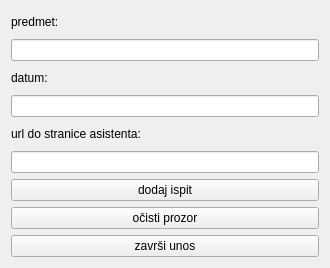
The window that Planer/MatfPlaner/forms/InsertExams.ui (stenjo1/MATF_Planner) describes before a commit, drawn with Qt 5.
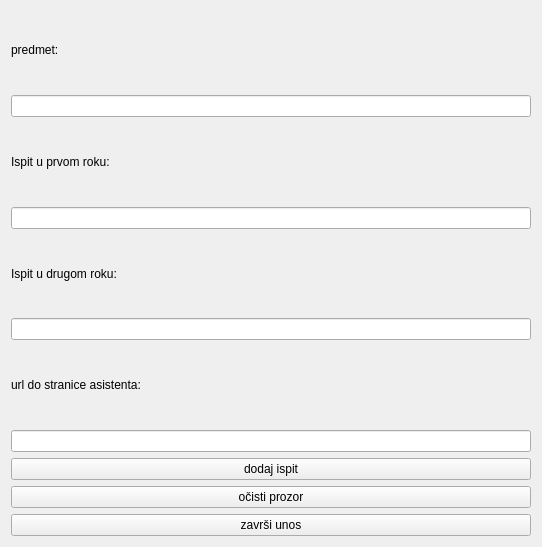
The same window after the commit.

The edit to the form file:
```diff
--- a/Planer/MatfPlaner/forms/InsertExams.ui
+++ b/Planer/MatfPlaner/forms/InsertExams.ui
@@ -6,8 +6,8 @@
    <rect>
     <x>0</x>
     <y>0</y>
-    <width>330</width>
-    <height>268</height>
+    <width>542</width>
+    <height>547</height>
    </rect>
   </property>
   <property name="windowTitle">
@@ -27,12 +27,22 @@
    <item>
     <widget class="QLabel" name="dateLabel">
      <property name="text">
-      <string>datum:</string>
+      <string>Ispit u prvom roku:</string>
      </property>
     </widget>
    </item>
    <item>
-    <widget class="QLineEdit" name="dateLineEdit"/>
+    <widget class="QLineEdit" name="dateLineEdit1"/>
+   </item>
+   <item>
+    <widget class="QLabel" name="label">
+     <property name="text">
+      <string>Ispit u drugom roku:</string>
+     </property>
+    </widget>
+   </item>
+   <item>
+    <widget class="QLineEdit" name="dateLineEdit2"/>
    </item>
    <item>
     <widget class="QLabel" name="urlLabel">
```
